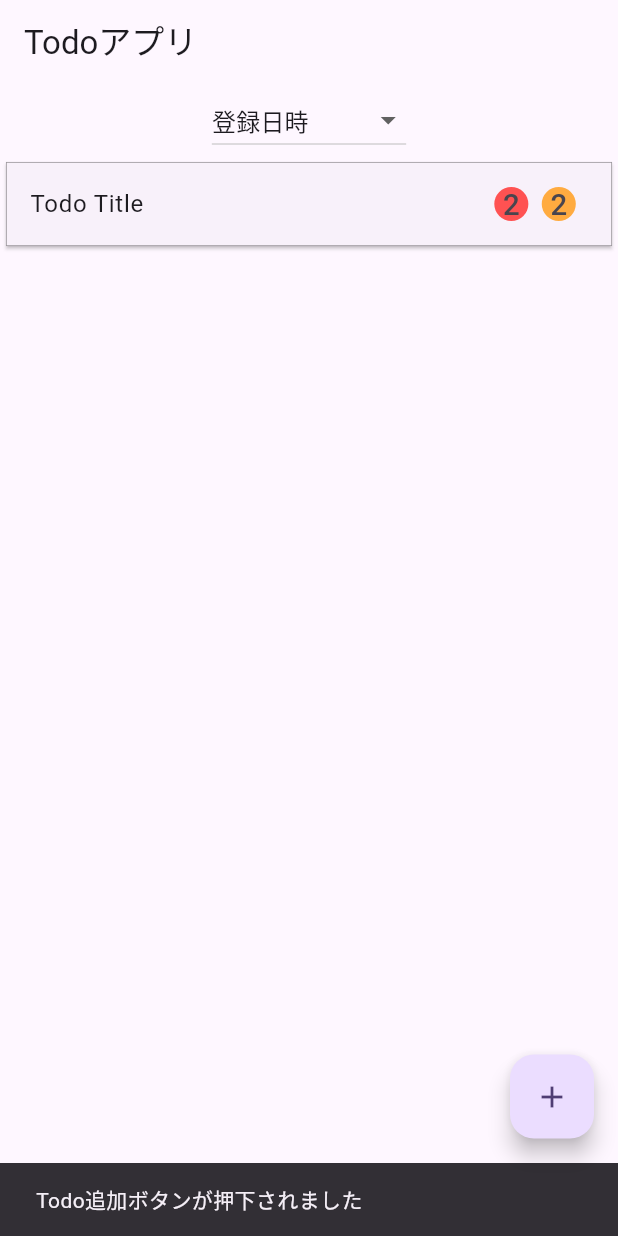
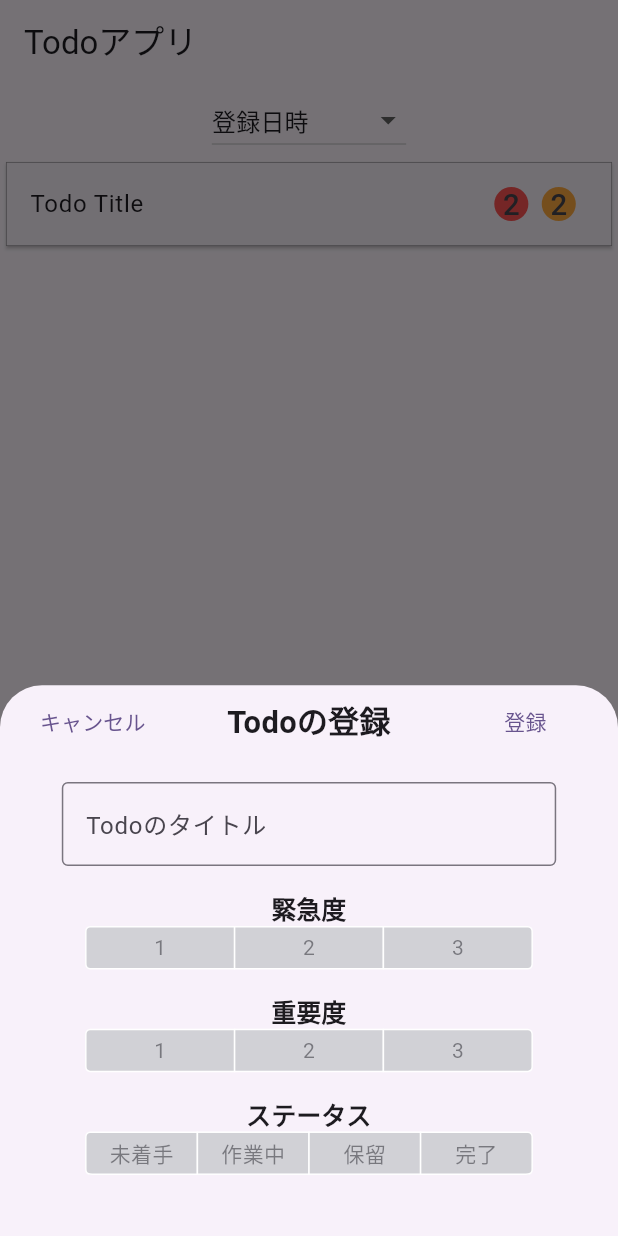
Before and after one commit to sakku-14/TodoApp, a Flutter app: the screen it shows after launch, after a tap on the "add" icon, on a phone screen of 412 x 824 dp. Run offline on Flutter 3.47's test engine with Material 2 defaults, Android fonts, the phone set to English and light mode, and no system bars; drawn by our look-alikes of flutter_slidable; our stand-ins replace flutter_riverpod, freezed_annotation, riverpod_annotation; generated files the repository leaves out were written again.

Commit message:
#18 登録用ボトムシートに共通のボトムシートから値を取得して登録する処理を呼び出すところまで実装

```diff
--- /dev/null
+++ b/lib/View/add_bottom_sheet_view.dart
@@ -0,0 +1,59 @@
+import 'package:flutter/material.dart';
+import 'package:flutter_riverpod/flutter_riverpod.dart';
+import 'package:todo_app/View/common_bottom_sheet_view.dart';
+
+import '../ViewModel/add_bottom_sheet_view_model.dart';
+
+class AddBottomSheetView extends ConsumerWidget {
+  const AddBottomSheetView({Key? key}) : super(key: key);
+
+  @override
+  Widget build(BuildContext context, WidgetRef ref) {
+    final commonButtonSheetViewKey =
+        GlobalObjectKey<CommonBottomSheetViewState>(context);
+    var notifier = ref.read(addBottomSheetViewModelProvider.notifier);
+    var screenSize = MediaQuery.of(context).size;
+    return Column(
+      mainAxisSize: MainAxisSize.min,
+      children: <Widget>[
+        Row(
+          children: [
+            SizedBox(
+              width: screenSize.width * 0.3,
+              child: TextButton(
+                onPressed: () {},
+                onLongPress: () {},
+                child: const Text('キャンセル'),
+              ),
+            ),
+            SizedBox(
+              width: screenSize.width * 0.4,
+              child: Text(
+                'Todoの登録',
+                textAlign: TextAlign.center,
+                style: TextStyle(
+                    fontWeight: FontWeight.bold,
+                    fontSize: screenSize.width * 0.05),
+              ),
+            ),
+            SizedBox(
+              width: screenSize.width * 0.3,
+              child: TextButton(
+                onPressed: () {
+                  var inputInfo =
+                      commonButtonSheetViewKey.currentState?.getInputInfo();
+                  if (inputInfo == null) return;
+                  notifier.addTodo(context, inputInfo.$1.toString(),
+                      inputInfo.$2, inputInfo.$3, inputInfo.$4);
+                },
+                onLongPress: () {},
+                child: const Text('登録'),
+              ),
+            ),
+          ],
+        ),
+        CommonBottomSheetView(key: commonButtonSheetViewKey),
+      ],
+    );
+  }
+}
--- a/lib/View/main_view.dart
+++ b/lib/View/main_view.dart
@@ -3,6 +3,8 @@ import 'package:flutter_riverpod/flutter_riverpod.dart';
 import 'package:todo_app/View/sort_combo_box_view.dart';
 import 'package:todo_app/View/todo_view.dart';
 import 'package:todo_app/ViewModel/main_view_model.dart';
+
+import 'add_bottom_sheet_view.dart';
 
 class MainView extends ConsumerWidget {
   const MainView({super.key});
@@ -32,7 +34,12 @@ class MainView extends ConsumerWidget {
       ),
       floatingActionButton: FloatingActionButton(
         onPressed: () {
-          notifier.onTapAddTodoButton(context);
+          showModalBottomSheet(
+            context: context,
+            builder: (context) {
+              return const AddBottomSheetView();
+            },
+          );
         },
         tooltip: 'Todo追加ボタン',
         child: const Icon(Icons.add),
--- a/lib/ViewModel/main_view_model.dart
+++ b/lib/ViewModel/main_view_model.dart
@@ -1,4 +1,3 @@
-import 'package:flutter/material.dart';
 import 'package:riverpod_annotation/riverpod_annotation.dart';
 
 import 'main_view_model_state.dart';
@@ -18,10 +17,4 @@ class MainViewModel extends _$MainViewModel {
   void updateSelectedValue(String selectedValue) {
     state = state.copyWith(sortComboBoxValue: selectedValue);
   }
-
-  void onTapAddTodoButton(BuildContext context) {
-    // TODO:23.8.15:Y.Sakuma:本実装では、ここからモーダルボトムシートを表示し、UseCaseを呼び出す
-    ScaffoldMessenger.of(context)
-        .showSnackBar(const SnackBar(content: Text('Todo追加ボタンが押下されました')));
-  }
 }
```
Also changed, not shown: lib/ViewModel/add_bottom_sheet_view_model.dart (added, +20 -0 lines), lib/ViewModel/add_bottom_sheet_view_model.g.dart (added).
